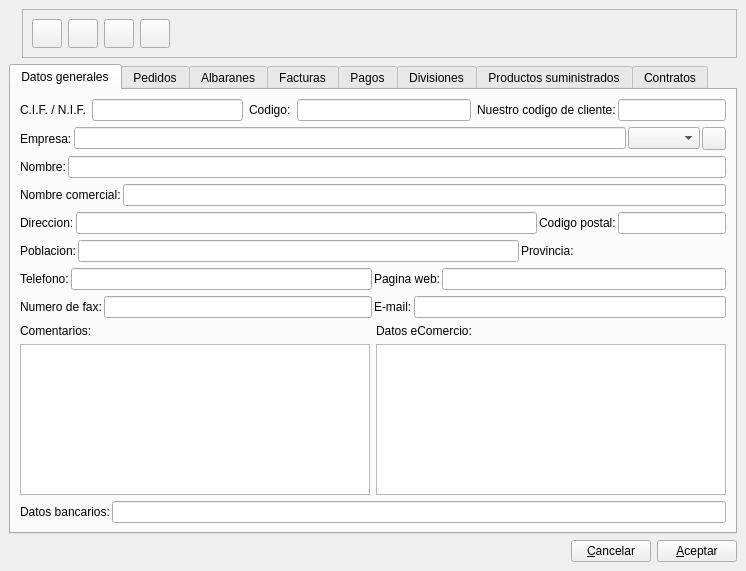
The window that bulmages/bulmafact/src/proveditbase.ui (eboladev/Bulmages-1) describes before a commit, drawn with Qt 5.
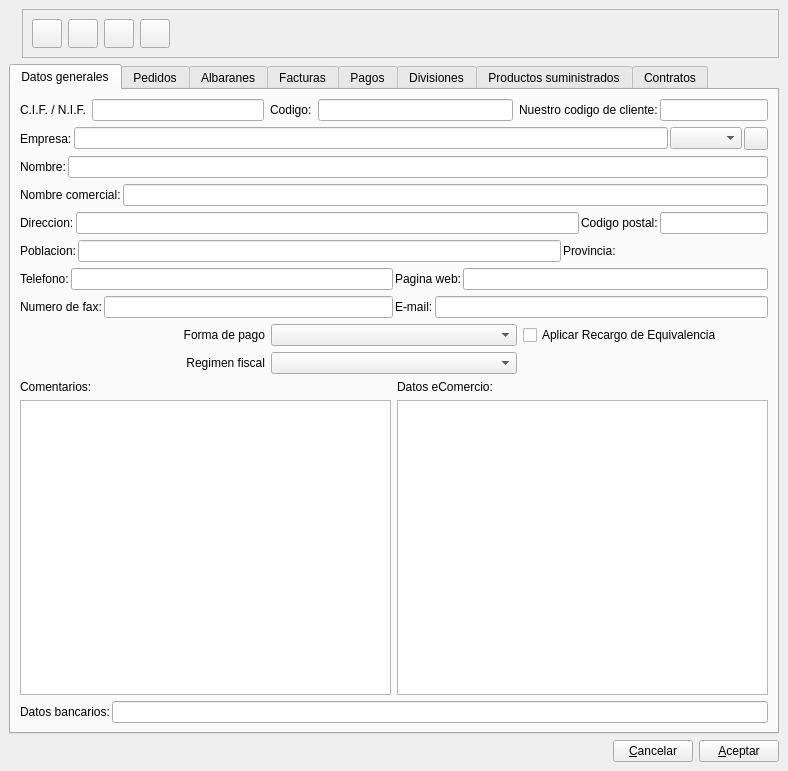
The same window after the commit. Icons and pictures are not drawn. Custom widgets are drawn as their Qt base class.

Commit message: Preparo la ficha de proveedores para soportar regimen fiscal, recargo de equivalencia y forma de pago predeterminada. Tambien subo la funcion sacaWindow a FichaBf y la voy eliminando en las clases que derivan de esta. Arreglo un problema en listventanas que hace que una ventana duplicada no desaparezca del listado. Hay algunos arreglos en la base de datos para que la tabla de proveedores soporte los nuevos campos (Aplicad el parche o no funcionará).

```diff
--- a/bulmages/bulmafact/src/proveditbase.ui
+++ b/bulmages/bulmafact/src/proveditbase.ui
@@ -8,8 +8,8 @@
    <rect>
     <x>0</x>
     <y>0</y>
-    <width>746</width>
-    <height>571</height>
+    <width>788</width>
+    <height>771</height>
    </rect>
   </property>
   <property name="windowTitle" >
@@ -193,14 +193,27 @@
       <attribute name="title" >
        <string>Datos generales</string>
       </attribute>
-      <layout class="QVBoxLayout" >
+      <layout class="QGridLayout" >
        <property name="margin" >
         <number>9</number>
        </property>
        <property name="spacing" >
         <number>6</number>
        </property>
-       <item>
+       <item row="8" column="0" >
+        <widget class="QLabel" name="textLabel2_8_6" >
+         <property name="text" >
+          <string>Forma de pago</string>
+         </property>
+         <property name="alignment" >
+          <set>Qt::AlignRight|Qt::AlignTrailing|Qt::AlignVCenter</set>
+         </property>
+         <property name="buddy" >
+          <cstring></cstring>
+         </property>
+        </widget>
+       </item>
+       <item row="0" column="0" colspan="3" >
         <layout class="QHBoxLayout" >
          <property name="margin" >
           <number>0</number>
@@ -270,7 +283,7 @@
          </item>
         </layout>
        </item>
-       <item>
+       <item row="1" column="0" colspan="3" >
         <layout class="QHBoxLayout" >
          <property name="margin" >
           <number>0</number>
@@ -303,7 +316,7 @@
          </item>
         </layout>
        </item>
-       <item>
+       <item row="2" column="0" colspan="3" >
         <layout class="QHBoxLayout" >
          <property name="margin" >
           <number>0</number>
@@ -323,7 +336,7 @@
          </item>
         </layout>
        </item>
-       <item>
+       <item row="3" column="0" colspan="3" >
         <layout class="QHBoxLayout" >
          <property name="margin" >
           <number>0</number>
@@ -343,7 +356,7 @@
          </item>
         </layout>
        </item>
-       <item>
+       <item row="4" column="0" colspan="3" >
         <layout class="QHBoxLayout" >
          <property name="margin" >
           <number>0</number>
@@ -410,7 +423,7 @@
          </item>
         </layout>
        </item>
-       <item>
+       <item row="5" column="0" colspan="3" >
         <layout class="QHBoxLayout" >
          <property name="margin" >
           <number>0</number>
@@ -447,7 +460,7 @@
          </item>
         </layout>
        </item>
-       <item>
+       <item row="6" column="0" colspan="3" >
         <layout class="QHBoxLayout" >
          <property name="margin" >
           <number>0</number>
@@ -497,7 +510,7 @@
          </item>
         </layout>
        </item>
-       <item>
+       <item row="7" column="0" colspan="3" >
         <layout class="QHBoxLayout" >
          <property name="margin" >
           <number>0</number>
@@ -547,7 +560,27 @@
          </item>
         </layout>
        </item>
-       <item>
+       <item row="11" column="0" colspan="3" >
+        <layout class="QHBoxLayout" >
+         <property name="margin" >
+          <number>0</number>
+         </property>
+         <property name="spacing" >
+          <number>2</number>
+         </property>
+         <item>
+          <widget class="QLabel" name="textLabel2_4_3" >
+           <property name="text" >
+            <string>Datos bancarios:</string>
+           </property>
+          </widget>
+         </item>
+         <item>
+          <widget class="QLineEdit" name="m_cbancproveedor" />
+         </item>
+        </layout>
+       </item>
+       <item row="10" column="0" colspan="3" >
         <layout class="QHBoxLayout" >
          <property name="margin" >
           <number>0</number>
@@ -611,25 +644,31 @@
          </item>
         </layout>
        </item>
-       <item>
-        <layout class="QHBoxLayout" >
-         <property name="margin" >
-          <number>0</number>
+       <item row="9" column="0" >
+        <widget class="QLabel" name="textLabel2_8_7" >
+         <property name="text" >
+          <string>Regimen fiscal</string>
          </property>
-         <property name="spacing" >
-          <number>2</number>
+         <property name="alignment" >
+          <set>Qt::AlignRight|Qt::AlignTrailing|Qt::AlignVCenter</set>
          </property>
-         <item>
-          <widget class="QLabel" name="textLabel2_4_3" >
-           <property name="text" >
-            <string>Datos bancarios:</string>
-           </property>
-          </widget>
-         </item>
-         <item>
-          <widget class="QLineEdit" name="m_cbancproveedor" />
-         </item>
-        </layout>
+         <property name="buddy" >
+          <cstring></cstring>
+         </property>
+        </widget>
+       </item>
+       <item row="9" column="1" >
+        <widget class="BusquedaRegimenFiscal" name="mui_regimenfiscalproveedor" />
+       </item>
+       <item row="8" column="1" >
+        <widget class="BusquedaFormaPago" name="mui_forma_pago" />
+       </item>
+       <item row="8" column="2" >
+        <widget class="QCheckBox" name="mui_recargoeqproveedor" >
+         <property name="text" >
+          <string>Aplicar Recargo de Equivalencia</string>
+         </property>
+        </widget>
        </item>
       </layout>
      </widget>
@@ -1093,38 +1132,44 @@
  <customwidgets>
   <customwidget>
    <class>PedidosProveedorList</class>
-   <extends></extends>
+   <extends>QWidget</extends>
    <header>pedidosproveedorlist.h</header>
    <container>0</container>
    <pixmap></pixmap>
   </customwidget>
   <customwidget>
    <class>BusquedaProvincia</class>
-   <extends></extends>
+   <extends>QWidget</extends>
    <header>busquedaprovincia.h</header>
-   <container>0</container>
-   <pixmap></pixmap>
+  </customwidget>
+  <customwidget>
+   <class>BusquedaFormaPago</class>
+   <extends>QComboBox</extends>
+   <header>busquedaformapago.h</header>
   </customwidget>
   <customwidget>
    <class>PagosList</class>
-   <extends></extends>
+   <extends>QWidget</extends>
    <header>pagoslist.h</header>
    <container>0</container>
    <pixmap></pixmap>
   </customwidget>
   <customwidget>
    <class>AlbaranesProveedor</class>
-   <extends></extends>
+   <extends>QWidget</extends>
    <header>albaranesproveedor.h</header>
    <container>0</container>
    <pixmap></pixmap>
   </customwidget>
   <customwidget>
    <class>FacturasProveedorList</class>
-   <extends></extends>
+   <extends>QWidget</extends>
    <header>facturasplist.h</header>
-   <container>0</container>
-   <pixmap></pixmap>
+  </customwidget>
+  <customwidget>
+   <class>BusquedaRegimenFiscal</class>
+   <extends>QComboBox</extends>
+   <header>busquedaregimenfiscal.h</header>
   </customwidget>
  </customwidgets>
  <resources>
```
Left out of the diff: 41 changed lines with no effect on the pictures. The commit also changes 31 other files.
